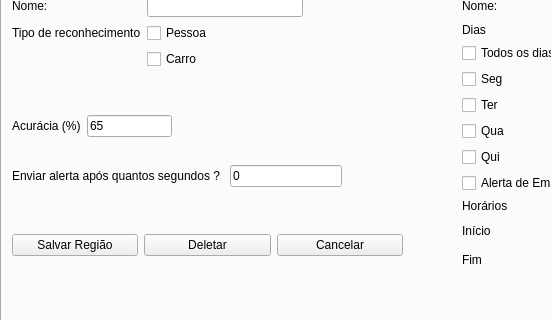
The window that mainForm.ui (noldorj/Personal-Home-Guard) describes before a commit, drawn with Qt 5; both pictures show x 0 to 551 and y 91 to 411 of the 936 by 675 pixel window.
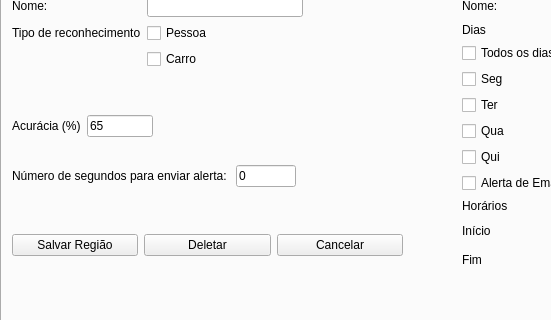
The same window after the commit.

Commit message: bug pilhaAlertasNaoEnviado ok; alertaTimer ok

Patch:
```diff
--- a/mainForm.ui
+++ b/mainForm.ui
@@ -287,7 +287,7 @@
          <rect>
           <x>10</x>
           <y>180</y>
-          <width>160</width>
+          <width>141</width>
           <height>41</height>
          </rect>
         </property>
@@ -720,20 +720,44 @@
          <rect>
           <x>10</x>
           <y>230</y>
-          <width>330</width>
+          <width>391</width>
           <height>41</height>
          </rect>
         </property>
         <layout class="QFormLayout" name="formAccuracy_2">
          <item row="0" column="0">
           <widget class="QLabel" name="label_100">
+           <property name="sizePolicy">
+            <sizepolicy hsizetype="Maximum" vsizetype="Preferred">
+             <horstretch>0</horstretch>
+             <verstretch>0</verstretch>
+            </sizepolicy>
+           </property>
            <property name="text">
-            <string>Enviar alerta após quantos segundos ? </string>
+            <string>Número de segundos para enviar alerta: </string>
            </property>
           </widget>
          </item>
          <item row="0" column="1">
           <widget class="QLineEdit" name="txtAlertaTimer">
+           <property name="sizePolicy">
+            <sizepolicy hsizetype="Fixed" vsizetype="Fixed">
+             <horstretch>0</horstretch>
+             <verstretch>0</verstretch>
+            </sizepolicy>
+           </property>
+           <property name="minimumSize">
+            <size>
+             <width>18</width>
+             <height>0</height>
+            </size>
+           </property>
+           <property name="maximumSize">
+            <size>
+             <width>60</width>
+             <height>16777215</height>
+            </size>
+           </property>
            <property name="text">
             <string>0</string>
            </property>
```
The commit also changes 6 other files.
